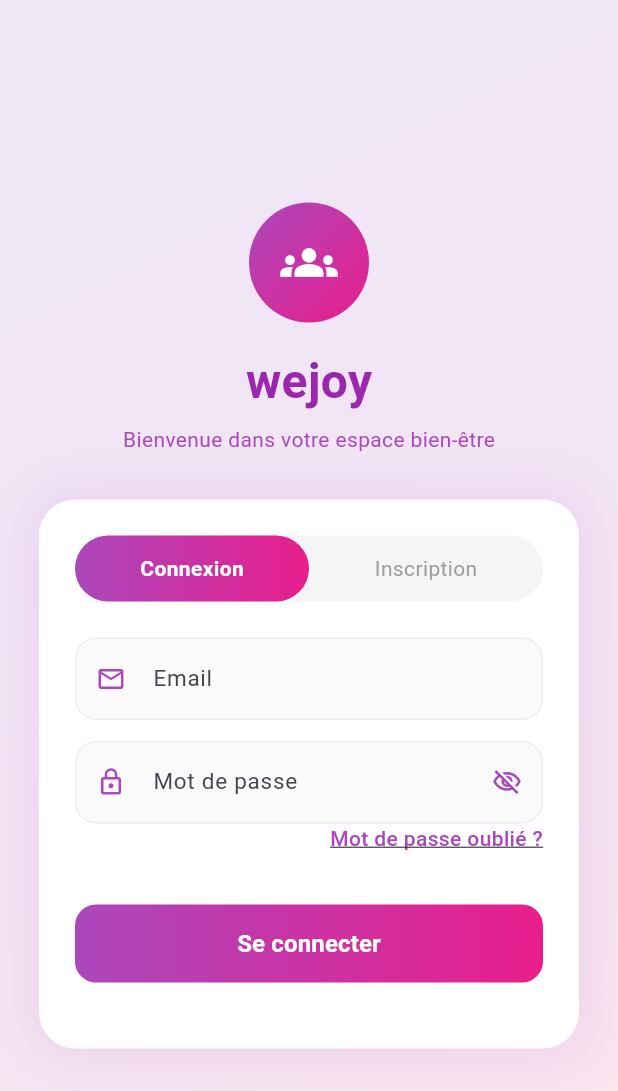
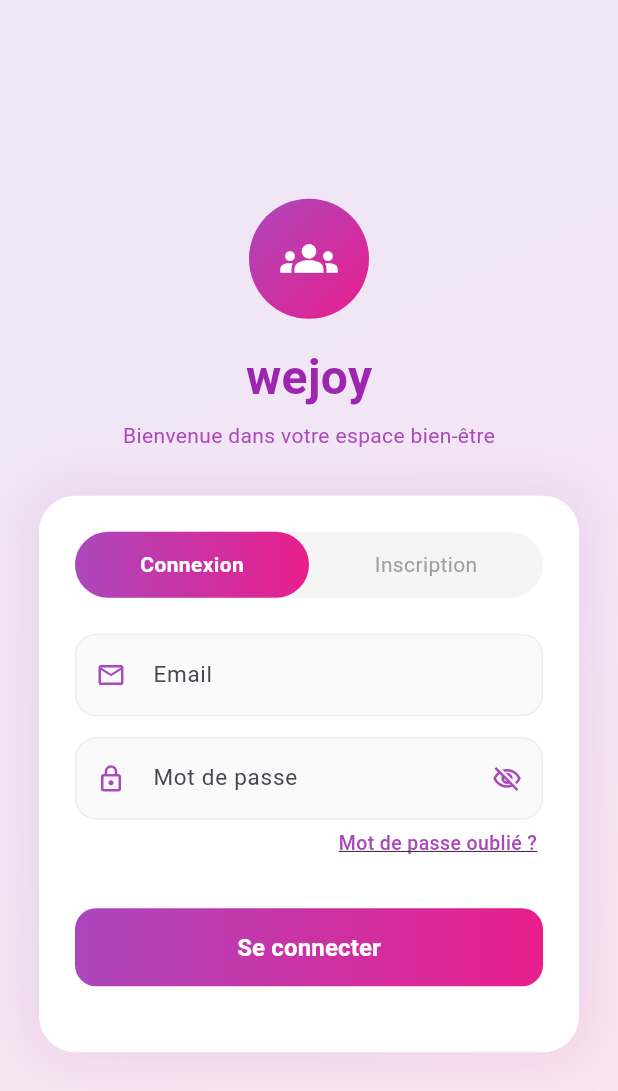
Before and after one commit to ay987708/wejoy, a Flutter app: the screen it shows after launch, on a phone screen of 412 x 824 dp. Shown: the top 1091 px of the screen. Run offline on Flutter 3.47's test engine with Material 3 defaults, Android fonts, the phone set to English and light mode, and no system bars.

Commit message:
update login

```diff
--- a/lib/screens/login_page.dart
+++ b/lib/screens/login_page.dart
@@ -342,20 +342,22 @@ class _LoginPageState extends State<LoginPage> {
                         },
                       ),
                       if (isLogin)
-                        Align(
+                      Padding(
+                        padding: const EdgeInsets.only(top: 6, right: 4),
+                        child: Align(
                           alignment: Alignment.centerRight,
                           child: GestureDetector(
                             onTap: forgotPassword,
-                            child: const Text(
-                              "Mot de passe oublié ?",
-                              style: TextStyle(
-                                color: Color(0xFFAB47BC),
-                                fontWeight: FontWeight.w500,
-                                decoration: TextDecoration.underline,
-                              ),
+                            child: const Text("Mot de passe oublié ?",
+                            style: TextStyle(color: Color(0xFFAB47BC),
+                            fontSize: 13,
+                            fontWeight: FontWeight.w500,
+                            decoration: TextDecoration.underline,
                             ),
                           ),
                         ),
+                      ),
+                    ),
                       const SizedBox(height: 14),
                       if (!isLogin) ...[
                         _buildTextField(
```
